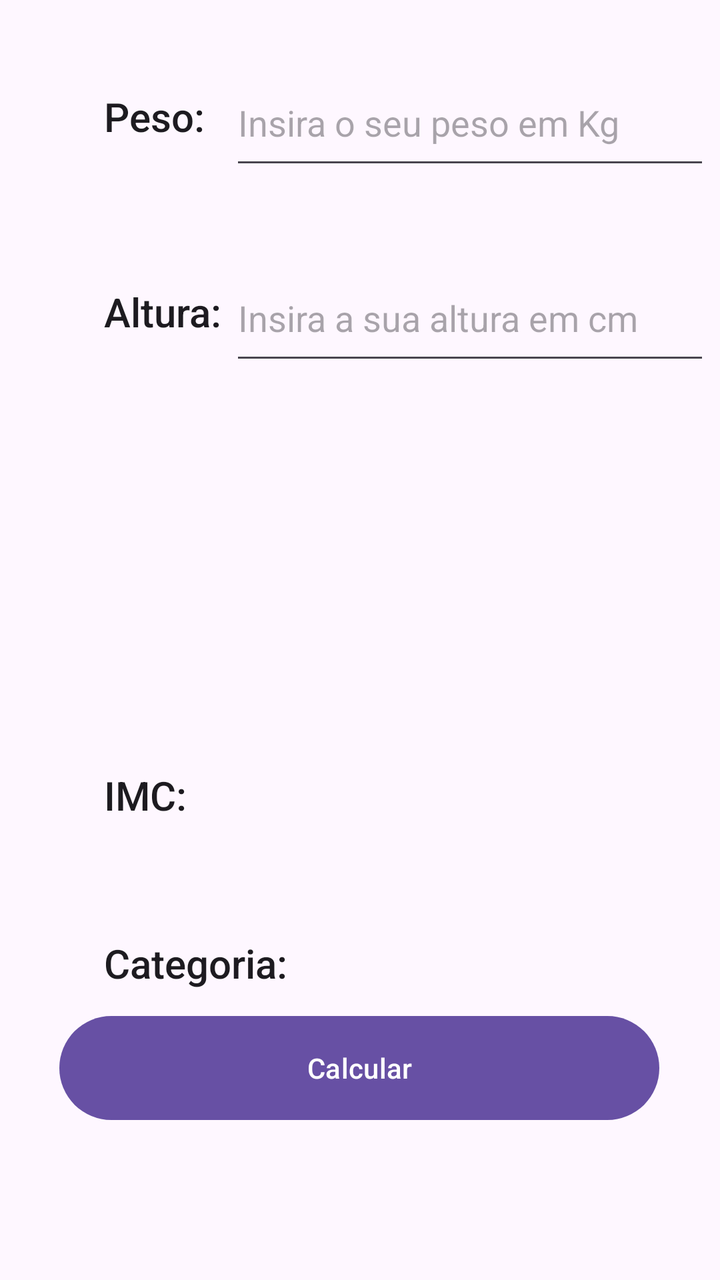
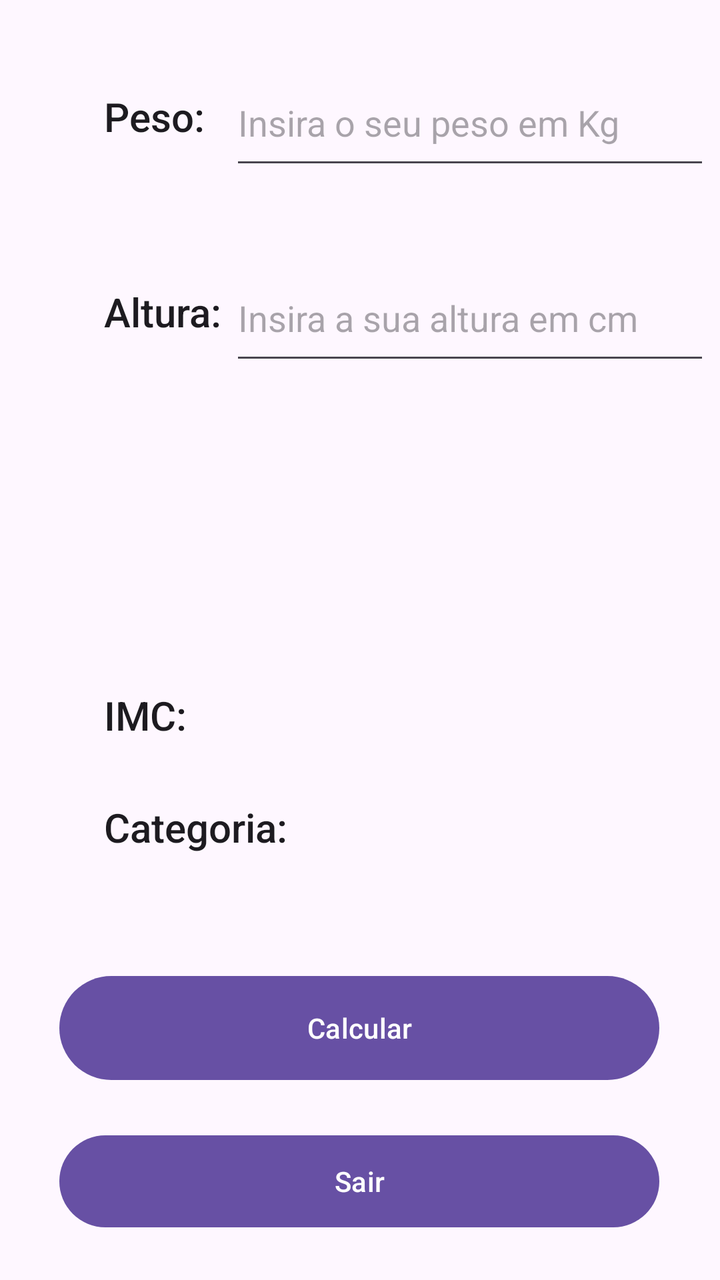

An Android layout rendered at two revisions. The XML below is the earlier revision; the diff shows what the commit changed to produce the second picture.
<!-- AndroidManifest.xml: application theme Theme.AppMultiView -->
<!-- res/layout/activity_imc.xml -->
<?xml version="1.0" encoding="utf-8"?>
<androidx.constraintlayout.widget.ConstraintLayout xmlns:android="http://schemas.android.com/apk/res/android"
    xmlns:app="http://schemas.android.com/apk/res-auto"
    xmlns:tools="http://schemas.android.com/tools"
    android:id="@+id/main"
    android:layout_width="match_parent"
    android:layout_height="match_parent"
    tools:context=".ImcActivity">

    <TextView
        android:id="@+id/textView"
        android:layout_width="match_parent"
        android:layout_height="wrap_content"
        android:layout_marginBottom="686dp"
        android:gravity="center"
        android:text="Calculo de IMC"
        android:textAppearance="@style/TextAppearance.AppCompat.Display1"
        app:layout_constraintBottom_toBottomOf="parent"
        app:layout_constraintEnd_toEndOf="parent"
        app:layout_constraintHorizontal_bias="0.0"
        app:layout_constraintStart_toStartOf="parent" />

    <TextView
        android:id="@+id/textView2"
        android:layout_width="72dp"
        android:layout_height="30dp"
        android:layout_marginStart="52dp"
        android:text="Peso:"
        android:textAppearance="@style/TextAppearance.AppCompat.Body2"
        android:textSize="20sp"
        app:layout_constraintBottom_toBottomOf="parent"
        app:layout_constraintStart_toStartOf="parent"
        app:layout_constraintTop_toTopOf="@+id/textView"
        app:layout_constraintVertical_bias="0.194" />

    <EditText
        android:id="@+id/txtPeso"
        android:layout_width="240dp"
        android:layout_height="60dp"
        android:layout_marginStart="64dp"
        android:layout_marginEnd="32dp"
        android:layout_weight="1"
        android:ems="10"
        android:hint="Insira o seu peso em Kg"
        android:inputType="text"
        app:layout_constraintBottom_toBottomOf="@+id/textView2"
        app:layout_constraintEnd_toEndOf="parent"
        app:layout_constraintHorizontal_bias="0.733"
        app:layout_constraintStart_toEndOf="@+id/textView2"
        app:layout_constraintTop_toTopOf="@+id/textView2" />

    <TextView
        android:id="@+id/textView3"
        android:layout_width="72dp"
        android:layout_height="30dp"
        android:text="Altura:"
        android:textAppearance="@style/TextAppearance.AppCompat.Body2"
        android:textSize="20sp"
        app:layout_constraintBottom_toBottomOf="parent"
        app:layout_constraintEnd_toEndOf="@+id/textView2"
        app:layout_constraintHorizontal_bias="0.0"
        app:layout_constraintStart_toStartOf="@+id/textView2"
        app:layout_constraintTop_toTopOf="@+id/textView"
        app:layout_constraintVertical_bias="0.333" />

    <EditText
        android:id="@+id/txtAltura"
        android:layout_width="240dp"
        android:layout_height="60dp"
        android:layout_weight="1"
        android:ems="10"
        android:hint="Insira a sua altura em cm"
        android:inputType="text"
        app:layout_constraintBottom_toBottomOf="@+id/textView3"
        app:layout_constraintEnd_toEndOf="@+id/txtPeso"
        app:layout_constraintTop_toTopOf="@+id/textView3" />


    <TextView
        android:id="@+id/textView4"
        android:layout_width="72dp"
        android:layout_height="30dp"
        android:layout_marginTop="384dp"
        android:text="IMC:"
        android:textAppearance="@style/TextAppearance.AppCompat.Body2"
        android:textSize="20sp"
        app:layout_constraintEnd_toEndOf="@+id/textView3"
        app:layout_constraintHorizontal_bias="0.0"
        app:layout_constraintStart_toStartOf="@+id/textView3"
        app:layout_constraintTop_toTopOf="parent" />

    <TextView
        android:id="@+id/lbImc"
        android:layout_width="240dp"
        android:layout_height="0dp"
        android:layout_weight="1"
        android:textAppearance="@style/TextAppearance.AppCompat.Body1"
        android:textSize="20sp"
        android:visibility="invisible"
        app:layout_constraintBottom_toBottomOf="@+id/textView4"
        app:layout_constraintEnd_toEndOf="@+id/txtAltura"
        app:layout_constraintTop_toTopOf="@+id/textView4"
        app:layout_constraintVertical_bias="0.0" />

    <TextView
        android:id="@+id/textView5"
        android:layout_width="103dp"
        android:layout_height="30dp"
        android:layout_marginTop="468dp"
        android:text="Categoria:"
        android:textAppearance="@style/TextAppearance.AppCompat.Body2"
        android:textSize="20sp"
        app:layout_constraintEnd_toEndOf="parent"
        app:layout_constraintHorizontal_bias="0.0"
        app:layout_constraintStart_toStartOf="@+id/textView4"
        app:layout_constraintTop_toTopOf="parent" />

    <TextView
        android:id="@+id/lbCategoria"
        android:layout_width="230dp"
        android:layout_height="wrap_content"
        android:layout_weight="1"
        android:textAppearance="@style/TextAppearance.AppCompat.Body1"
        android:textSize="20sp"
        android:visibility="invisible"
        app:layout_constraintBottom_toBottomOf="@+id/textView5"
        app:layout_constraintEnd_toEndOf="@+id/lbImc"
        app:layout_constraintTop_toTopOf="@+id/textView5" />

    <Button
        android:id="@+id/bttCalcular"
        android:layout_width="300dp"
        android:layout_height="60dp"
        android:layout_marginBottom="76dp"
        android:text="Calcular"
        app:layout_constraintBottom_toBottomOf="parent"
        app:layout_constraintEnd_toEndOf="parent"
        app:layout_constraintHorizontal_bias="0.495"
        app:layout_constraintStart_toStartOf="parent" />

</androidx.constraintlayout.widget.ConstraintLayout>
<!-- resources referenced by this layout -->
<resources>
  <style name="Theme.AppMultiView" parent="Base.Theme.AppMultiView" />
  <style name="Base.Theme.AppMultiView" parent="Theme.Material3.DayNight.NoActionBar">
          
          
      </style>
</resources>

<!-- the commit's change to res/layout/activity_imc.xml (unified diff, before → after) -->
@@ -13,7 +13,7 @@
         android:layout_height="wrap_content"
         android:layout_marginBottom="686dp"
         android:gravity="center"
-        android:text="Calculo de IMC"
+        android:text="@string/texto_calculo_de_imc"
         android:textAppearance="@style/TextAppearance.AppCompat.Display1"
         app:layout_constraintBottom_toBottomOf="parent"
         app:layout_constraintEnd_toEndOf="parent"
@@ -25,7 +25,7 @@
         android:layout_width="72dp"
         android:layout_height="30dp"
         android:layout_marginStart="52dp"
-        android:text="Peso:"
+        android:text="@string/texto_peso"
         android:textAppearance="@style/TextAppearance.AppCompat.Body2"
         android:textSize="20sp"
         app:layout_constraintBottom_toBottomOf="parent"
@@ -41,7 +41,7 @@
         android:layout_marginEnd="32dp"
         android:layout_weight="1"
         android:ems="10"
-        android:hint="Insira o seu peso em Kg"
+        android:hint="@string/texto_insira_o_seu_peso"
         android:inputType="text"
         app:layout_constraintBottom_toBottomOf="@+id/textView2"
         app:layout_constraintEnd_toEndOf="parent"
@@ -53,7 +53,7 @@
         android:id="@+id/textView3"
         android:layout_width="72dp"
         android:layout_height="30dp"
-        android:text="Altura:"
+        android:text="@string/texto_altura"
         android:textAppearance="@style/TextAppearance.AppCompat.Body2"
         android:textSize="20sp"
         app:layout_constraintBottom_toBottomOf="parent"
@@ -69,7 +69,7 @@
         android:layout_height="60dp"
         android:layout_weight="1"
         android:ems="10"
-        android:hint="Insira a sua altura em cm"
+        android:hint="@string/texto_insira_a_sua_altura"
         android:inputType="text"
         app:layout_constraintBottom_toBottomOf="@+id/textView3"
         app:layout_constraintEnd_toEndOf="@+id/txtPeso"
@@ -80,14 +80,15 @@
         android:id="@+id/textView4"
         android:layout_width="72dp"
         android:layout_height="30dp"
-        android:layout_marginTop="384dp"
-        android:text="IMC:"
+        android:text="@string/texto_imc"
         android:textAppearance="@style/TextAppearance.AppCompat.Body2"
         android:textSize="20sp"
+        app:layout_constraintBottom_toBottomOf="parent"
         app:layout_constraintEnd_toEndOf="@+id/textView3"
         app:layout_constraintHorizontal_bias="0.0"
         app:layout_constraintStart_toStartOf="@+id/textView3"
-        app:layout_constraintTop_toTopOf="parent" />
+        app:layout_constraintTop_toTopOf="parent"
+        app:layout_constraintVertical_bias="0.564" />
 
     <TextView
         android:id="@+id/lbImc"
@@ -106,14 +107,15 @@
         android:id="@+id/textView5"
         android:layout_width="103dp"
         android:layout_height="30dp"
-        android:layout_marginTop="468dp"
-        android:text="Categoria:"
+        android:text="@string/texto_categoria"
         android:textAppearance="@style/TextAppearance.AppCompat.Body2"
         android:textSize="20sp"
+        app:layout_constraintBottom_toBottomOf="parent"
         app:layout_constraintEnd_toEndOf="parent"
         app:layout_constraintHorizontal_bias="0.0"
         app:layout_constraintStart_toStartOf="@+id/textView4"
-        app:layout_constraintTop_toTopOf="parent" />
+        app:layout_constraintTop_toTopOf="parent"
+        app:layout_constraintVertical_bias="0.656" />
 
     <TextView
         android:id="@+id/lbCategoria"
@@ -131,11 +133,22 @@
         android:id="@+id/bttCalcular"
         android:layout_width="300dp"
         android:layout_height="60dp"
-        android:layout_marginBottom="76dp"
-        android:text="Calcular"
+        android:layout_marginBottom="96dp"
+        android:text="@string/texto_calcular"
         app:layout_constraintBottom_toBottomOf="parent"
         app:layout_constraintEnd_toEndOf="parent"
         app:layout_constraintHorizontal_bias="0.495"
         app:layout_constraintStart_toStartOf="parent" />
 
+    <Button
+        android:id="@+id/bttSair"
+        android:layout_width="0dp"
+        android:layout_height="54dp"
+        android:text="@string/texto_button_sair"
+        app:layout_constraintBottom_toBottomOf="parent"
+        app:layout_constraintEnd_toEndOf="@+id/bttCalcular"
+        app:layout_constraintHorizontal_bias="0.0"
+        app:layout_constraintStart_toStartOf="@+id/bttCalcular"
+        app:layout_constraintTop_toTopOf="@+id/textView"
+        app:layout_constraintVertical_bias="0.967" />
 </androidx.constraintlayout.widget.ConstraintLayout>
<!-- resource entries referenced after the edit -->
@@ -1,5 +1,14 @@
 <!-- resources referenced by this layout -->
 <resources>
+  <string name="texto_altura">Altura:</string>
+  <string name="texto_button_sair">Sair</string>
+  <string name="texto_calcular">Calcular</string>
+  <string name="texto_calculo_de_imc">Calculo de IMC</string>
+  <string name="texto_categoria">Categoria:</string>
+  <string name="texto_imc">IMC:</string>
+  <string name="texto_insira_a_sua_altura">Insira a sua altura em cm</string>
+  <string name="texto_insira_o_seu_peso">Insira o seu peso em Kg</string>
+  <string name="texto_peso">Peso:</string>
   <style name="Theme.AppMultiView" parent="Base.Theme.AppMultiView" />
   <style name="Base.Theme.AppMultiView" parent="Theme.Material3.DayNight.NoActionBar">
           
